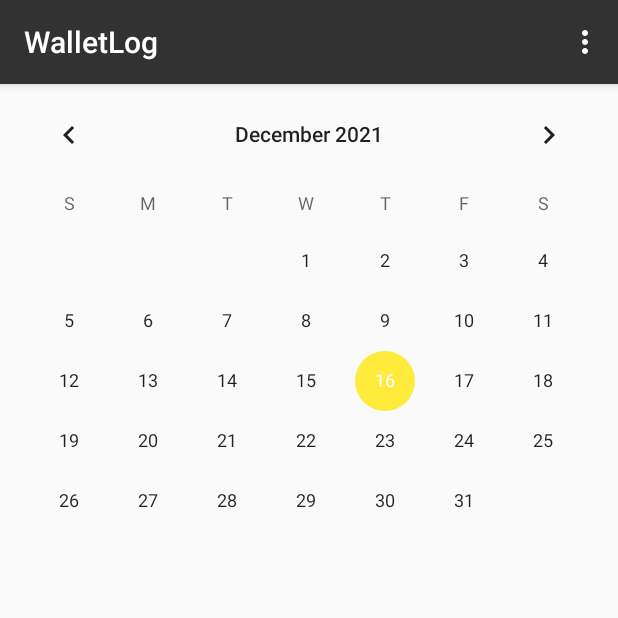
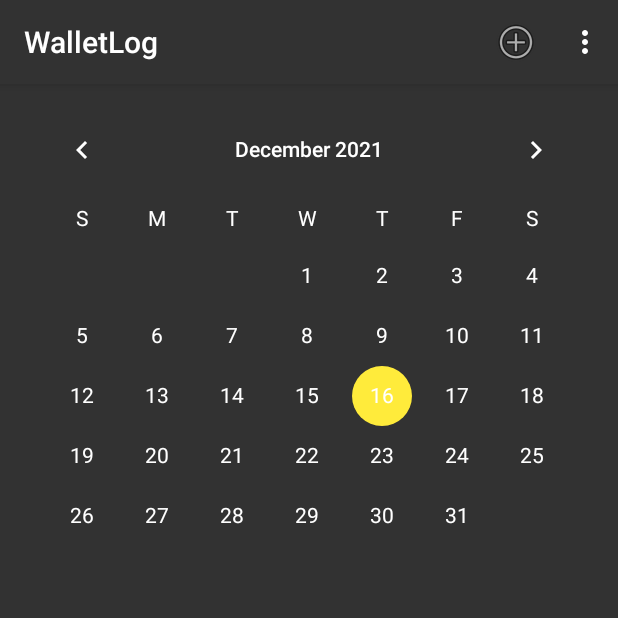
Before and after one commit to MChuduk/WalletLog, an Android app: the MainActivity screen opened directly, with no data from a screen before it, on a phone screen of 412 x 824 dp, the top half of it. Run offline under Robolectric (Android 15) with nearby library versions, the phone set to English and light mode, and no system bars.

Commit message:
add fund budget dialog

```diff
--- a/app/build.gradle
+++ b/app/build.gradle
@@ -32,6 +32,7 @@ android {
 }
 
 dependencies {
+    implementation 'com.squareup.okhttp3:okhttp:3.14.9'
     implementation 'com.google.code.gson:gson:2.8.8'
     implementation("org.jetbrains.kotlinx:kotlinx-coroutines-core:1.5.2")
     implementation 'androidx.core:core-ktx:1.7.0'
--- a/app/src/main/AndroidManifest.xml
+++ b/app/src/main/AndroidManifest.xml
@@ -1,6 +1,8 @@
 <?xml version="1.0" encoding="utf-8"?>
 <manifest xmlns:android="http://schemas.android.com/apk/res/android"
     package="com.example.walletlog">
+
+    <uses-permission android:name="android.permission.INTERNET" />
 
     <application
         android:allowBackup="true"
--- a/app/src/main/java/com/example/walletlog/MainActivity.kt
+++ b/app/src/main/java/com/example/walletlog/MainActivity.kt
@@ -6,17 +6,35 @@ import android.os.Bundle
 import android.util.Log
 import android.view.Menu
 import android.view.MenuItem
+import android.widget.CalendarView
+import com.example.walletlog.dialogs.FundBankAccountDialog
 import com.example.walletlog.services.SignInService
+import com.example.walletlog.services.UserService
+import okhttp3.*
+import java.io.IOException
 
 class MainActivity : AppCompatActivity() {
+
+    lateinit var user : User;
+
+    private lateinit var calendarView : CalendarView;
+    private lateinit var spendingDatePicker : SpendingDatePicker;
+
+    private val client = OkHttpClient()
 
     override fun onCreate(savedInstanceState: Bundle?) {
         super.onCreate(savedInstanceState)
         setContentView(R.layout.activity_main)
+        findViews();
+
+        spendingDatePicker = SpendingDatePicker(calendarView);
 
         if(intent.hasExtra("User")){
-            val user = intent.extras?.getSerializable("User") as User;
+            user = intent.extras?.getSerializable("User") as User;
+            setCurrentBudget(user.budget);
         }
+
+        run("https://belarusbank.by/api/kursExchange?city=Минск")
     }
 
     override fun onCreateOptionsMenu(menu: Menu?): Boolean {
@@ -27,8 +45,19 @@ class MainActivity : AppCompatActivity() {
     override fun onOptionsItemSelected(item: MenuItem): Boolean {
         when(item.itemId) {
             R.id.menu_item_exit -> exit();
+            R.id.action_fund_account -> showFundBankAccountDialog();
         }
         return super.onOptionsItemSelected(item);
+    }
+
+    fun changeUserBudget(budget : Int) {
+        UserService.changeUserBudget(this, user.id, budget);
+        setCurrentBudget(budget);
+    }
+
+    private fun showFundBankAccountDialog(){
+        val dialog = FundBankAccountDialog(this);
+        dialog.show(supportFragmentManager, "FundBankAccount");
     }
 
     private fun exit() {
@@ -38,4 +67,25 @@ class MainActivity : AppCompatActivity() {
         startActivity(intent);
         finish();
     }
+
+    private fun setCurrentBudget(budget : Int) {
+        supportActionBar?.title = "Текущий бюджет: $budget"
+    }
+
+    private fun findViews() {
+        calendarView = findViewById(R.id.calendarView);
+    }
+
+    fun run(url: String) {
+        val request = Request.Builder()
+            .url(url)
+            .build()
+
+        client.newCall(request).enqueue(object : Callback {
+            override fun onFailure(call: Call, e: IOException) {}
+            override fun onResponse(call: Call, response: Response){
+                Log.d("api: ", response.body()?.string().toString())
+            }
+        })
+    }
 }
--- a/app/src/main/java/com/example/walletlog/SignIn.kt
+++ b/app/src/main/java/com/example/walletlog/SignIn.kt
@@ -46,7 +46,7 @@ class SignIn : AppCompatActivity() {
     }
 
     fun signInUser(login : String, password : String) : User? {
-        val user = UserService.authorizeUser(this, login, password);
+        val user = SignInService.authorizeUser(this, login, password);
 
         if(user !== null) {
             val intent = Intent(this, MainActivity::class.java);
--- a/app/src/main/java/com/example/walletlog/SignUp.kt
+++ b/app/src/main/java/com/example/walletlog/SignUp.kt
@@ -5,6 +5,7 @@ import androidx.appcompat.app.AppCompatActivity
 import android.os.Bundle
 import android.view.View
 import android.widget.EditText
+import com.example.walletlog.services.SignUpService
 import com.example.walletlog.services.UserService
 import kotlinx.coroutines.CoroutineScope
 import kotlinx.coroutines.Dispatchers
@@ -28,7 +29,7 @@ class SignUp : AppCompatActivity() {
         val login = loginEditText.text.toString();
         val password = passwordEditText.text.toString();
 
-        UserService.registerUse(this, login, password);
+        SignUpService.registerUse(this, login, password);
 
  /*       CoroutineScope(Dispatchers.IO).launch {
             UserService.registerUse(applicationContext, login, password);
--- /dev/null
+++ b/app/src/main/java/com/example/walletlog/SpendingDatePicker.kt
@@ -0,0 +1,15 @@
+package com.example.walletlog
+
+import android.util.Log
+import android.widget.CalendarView
+
+class SpendingDatePicker() {
+
+    constructor(calendarView : CalendarView) : this() {
+        calendarView.setOnDateChangeListener { calendarView, year, month, dayOfMonth ->
+            run {
+                Log.d("date: ", "$year + $month + $dayOfMonth");
+            }
+        };
+    }
+}
--- a/app/src/main/java/com/example/walletlog/User.kt
+++ b/app/src/main/java/com/example/walletlog/User.kt
@@ -2,6 +2,6 @@ package com.example.walletlog
 
 import java.io.Serializable
 
-class User(var id : Int, var login : String, var password : String, var budget : Int) : Serializable {
+class User(var id : String, var login : String, var password : String, var budget : Int) : Serializable {
 
 }
--- a/app/src/main/res/layout/activity_main.xml
+++ b/app/src/main/res/layout/activity_main.xml
@@ -4,11 +4,24 @@
     xmlns:tools="http://schemas.android.com/tools"
     android:layout_width="match_parent"
     android:layout_height="match_parent"
+    android:background="@color/pretty_grey"
     android:orientation="vertical"
     tools:context=".MainActivity">
 
-    <CalendarView
-        android:id="@+id/calendarView2"
+    <LinearLayout
         android:layout_width="match_parent"
-        android:layout_height="wrap_content" />
+        android:layout_height="match_parent"
+        android:layout_margin="10dp"
+        android:orientation="vertical">
+
+        <CalendarView
+            android:id="@+id/calendarView"
+            android:layout_width="match_parent"
+            android:layout_height="wrap_content"
+            android:dateTextAppearance="@style/CalenderViewDateCustomText"
+            android:focusedMonthDateColor="#FFFFFF"
+            android:theme="@style/CalenderViewCustom"
+            android:weekDayTextAppearance="@style/CalenderViewWeekCustomText" />
+    </LinearLayout>
+
 </LinearLayout>
--- a/app/src/main/res/menu/action_bar_menu.xml
+++ b/app/src/main/res/menu/action_bar_menu.xml
@@ -1,7 +1,15 @@
 <?xml version="1.0" encoding="utf-8"?>
-<menu xmlns:android="http://schemas.android.com/apk/res/android">
+<menu
+    xmlns:android="http://schemas.android.com/apk/res/android"
+    xmlns:app="http://schemas.android.com/apk/res-auto">
 
     <item
         android:id="@+id/menu_item_exit"
         android:title="Выйти" />
+
+    <item
+        android:id="@+id/action_fund_account"
+        android:icon="@android:drawable/ic_menu_add"
+        android:title="@string/fund_bank_account_action"
+        app:showAsAction="always"/>
 </menu>
--- a/app/src/main/res/values/colors.xml
+++ b/app/src/main/res/values/colors.xml
@@ -7,6 +7,7 @@
     <color name="teal_700">#FF018786</color>
     <color name="black">#FF000000</color>
     <color name="white">#FFFFFFFF</color>
+    <color name="white_2">#FFFC7D</color>
     <color name="pretty_grey">#323232</color>
     <color name="pretty_grey_dark">#292929</color>
     <color name="pretty_text">#FFEB3B</color>
--- a/app/src/main/res/values/strings.xml
+++ b/app/src/main/res/values/strings.xml
@@ -1,3 +1,5 @@
 <resources>
     <string name="app_name">WalletLog</string>
+
+    <string name="fund_bank_account_action">Fund Bank Account</string>
 </resources>
--- a/app/src/main/res/values/styles.xml
+++ b/app/src/main/res/values/styles.xml
@@ -11,4 +11,19 @@
         <item name="colorPrimaryDark">@color/pretty_grey_dark</item>
         <item name="colorAccent">@color/pretty_text</item>
     </style>
+
+    <style name="CalenderViewCustom" parent="Theme.AppCompat">
+        <item name="colorAccent">@color/pretty_text</item>
+        <item name="colorPrimary">@color/pretty_text</item>
+    </style>
+
+    <style name="CalenderViewDateCustomText" parent="android:TextAppearance.DeviceDefault.Small">
+        <item name="android:textColor">@color/white</item>
+        <item name="android:weekNumberColor">@color/white_2</item>
+    </style>
+
+    <style name="CalenderViewWeekCustomText" parent="android:TextAppearance.DeviceDefault.Small">
+        <item name="android:textColor">@color/white</item>
+    </style>
+
 </resources>
```
Also changed, not shown: app/src/main/java/com/example/walletlog/SqliteDbHelper.kt (+15 -1 lines), app/src/main/java/com/example/walletlog/contracts/SqliteContract.kt (+7 -0 lines), app/src/main/java/com/example/walletlog/dialogs/FundBankAccountDialog.kt (added, +49 -0 lines), app/src/main/java/com/example/walletlog/services/SignInService.kt (+22 -0 lines), app/src/main/java/com/example/walletlog/services/SignUpService.kt (+18 -1 lines), app/src/main/java/com/example/walletlog/services/UserService.kt (+40 -43 lines), app/src/main/res/layout/fund_bank_account.xml (added, +63 -0 lines).
